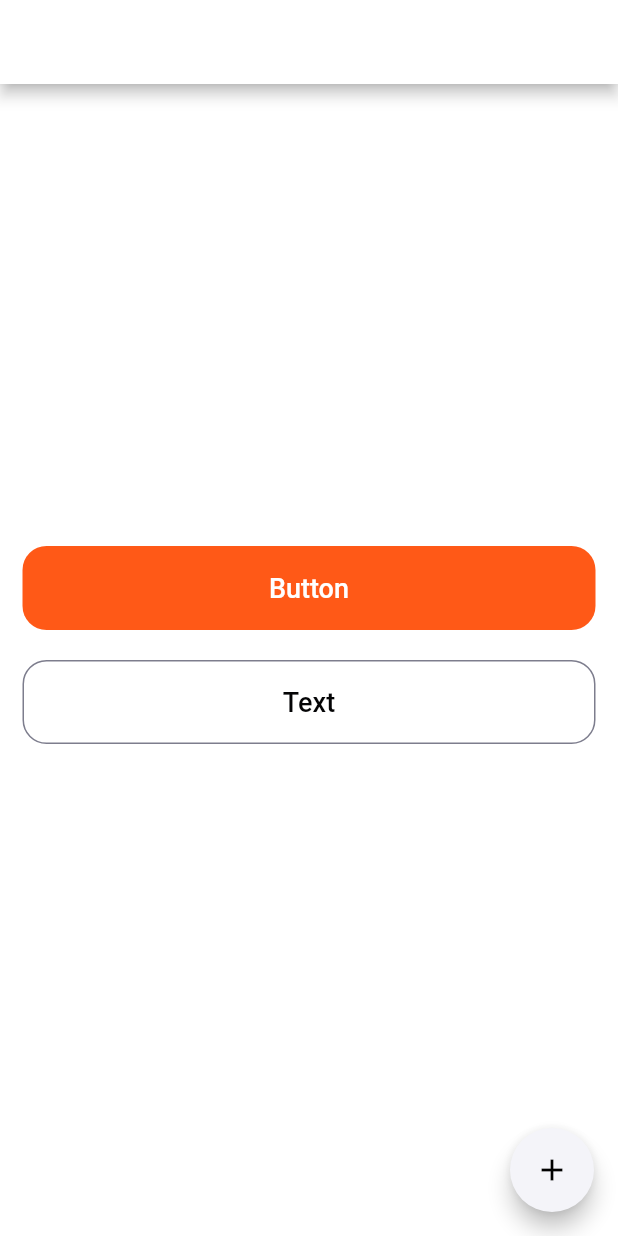
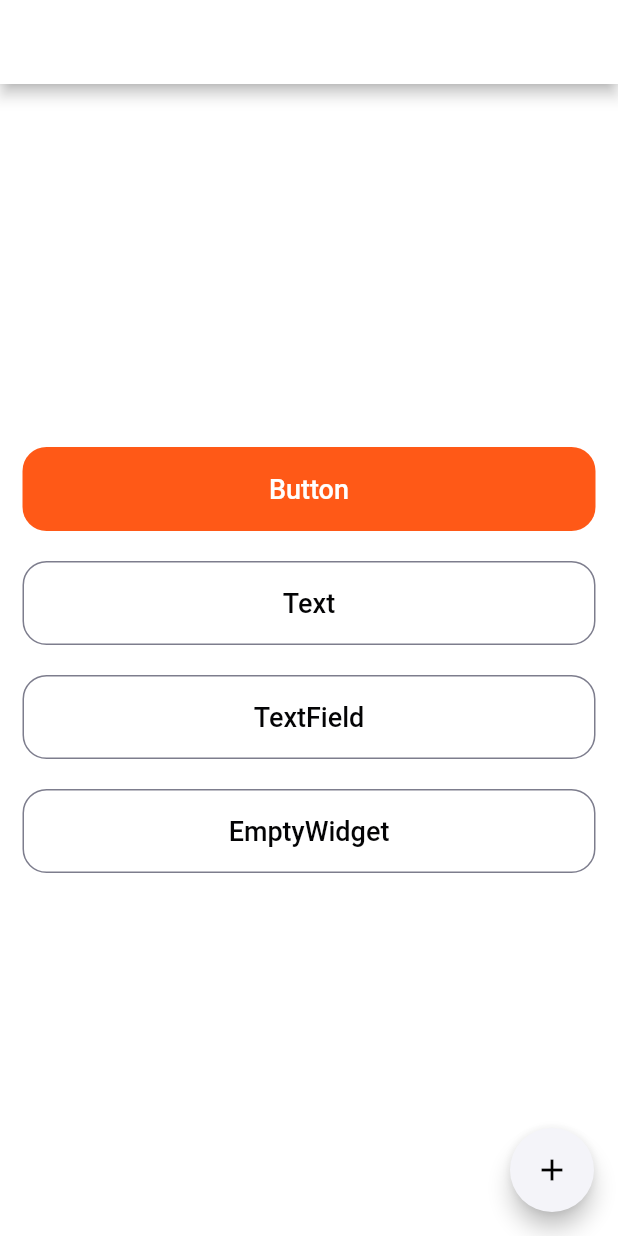
Before and after one commit to cntc0020-mutualevents/Mutual_ui, a Flutter app: the screen it shows after launch, on a phone screen of 412 x 824 dp. Run offline on Flutter 3.47's test engine with Material 2 defaults, Android fonts, the phone set to English and light mode, and no system bars; our stand-ins replace flutter_svg, get.

Commit message:
new updates

```diff
--- a/example/lib/main.dart
+++ b/example/lib/main.dart
@@ -1,4 +1,6 @@
 import 'package:example/buttonShow.dart';
+import 'package:example/showEmptyWidget.dart';
+import 'package:example/textFieldShow.dart';
 import 'package:example/textShow.dart';
 import 'package:flutter/material.dart';
 import 'package:get/get.dart';
@@ -71,7 +73,6 @@ class _MyHomePageState extends State<MyHomePage> {
                 height: 56,
                 bgcolor: cPrimary,
                 radius: 16,
-                busy: false,
                 text: 'Button',
                 textColor: cWhite,
                 press: () => Get.to(() => ButtonShow()),
@@ -80,15 +81,29 @@ class _MyHomePageState extends State<MyHomePage> {
               MuButton(
                 context: context,
                 height: 56,
-                // bgcolor: cPrimary,
                 radius: 16,
-                busy: false,
                 borderColor: cDarkGrey,
                 text: 'Text',
-                //textColor: cWhite,
                 press: () => Get.to(() => TextShow()),
               ),
               sized0hx20,
+              MuButton(
+                context: context,
+                height: 56,
+                radius: 16,
+                borderColor: cDarkGrey,
+                text: 'TextField',
+                press: () => Get.to(() => TextFieldShow()),
+              ),
+              sized0hx20,
+              MuButton(
+                context: context,
+                height: 56,
+                radius: 16,
+                borderColor: cDarkGrey,
+                text: 'EmptyWidget',
+                press: () => Get.to(() => ShowEmptyContent()),
+              ),
             ],
           ),
         ),
--- a/lib/module/general/muButton.dart
+++ b/lib/module/general/muButton.dart
@@ -1,5 +1,7 @@
 import 'package:flutter/material.dart';
+import 'package:flutter_svg/flutter_svg.dart';
 import 'package:mutual_ui/utils/app_colors.dart';
+import 'package:mutual_ui/utils/size.dart';
 
 class MuButton extends StatelessWidget {
   final double height;
@@ -12,11 +14,13 @@ class MuButton extends StatelessWidget {
   final Color? textColor;
   final Function press;
   final bool busy;
+  final String? prefixsvgIcon;
+  final IconData? prefixicon;
   final bool ignore;
 
   const MuButton({
     Key? key,
-    required this.height,
+    this.height = 56,
     this.width,
     @required this.context,
     this.bgcolor,
@@ -27,6 +31,8 @@ class MuButton extends StatelessWidget {
     required this.press,
     this.busy = false,
     this.ignore = false,
+    this.prefixsvgIcon,
+    this.prefixicon,
   }) : super(key: key);
 
   @override
@@ -52,11 +58,32 @@ class MuButton extends StatelessWidget {
                   backgroundColor: cWhite,
                 ))
               : Center(
-                  child: Text(
-                    text,
-                    style: TextStyle(
-                      color: textColor ?? Theme.of(context).focusColor,
-                    ),
+                  child: Row(
+                    // mainAxisAlignment: MainAxisAlignment.center,
+                    mainAxisSize: MainAxisSize.min,
+                    children: [
+                      (prefixsvgIcon == null && prefixicon == null)
+                          ? SizedBox()
+                          : prefixsvgIcon == null
+                              ? Icon(
+                                  prefixicon,
+                                  color:
+                                      textColor ?? Theme.of(context).focusColor,
+                                )
+                              : SvgPicture.asset(
+                                  prefixsvgIcon!,
+                                  color:
+                                      textColor ?? Theme.of(context).focusColor,
+                                ),
+                      if (prefixsvgIcon != null || prefixicon != null)
+                        sized0wx10,
+                      Text(
+                        text,
+                        style: TextStyle(
+                          color: textColor ?? Theme.of(context).focusColor,
+                        ),
+                      ),
+                    ],
                   ),
                 ),
         ),
--- a/lib/mutual_ui.dart
+++ b/lib/mutual_ui.dart
@@ -5,3 +5,5 @@ export 'utils/app_colors.dart';
 export 'utils/size.dart';
 export 'module/general/muButton.dart';
 export 'module/general/textWidget.dart';
+export 'module/general/muTextField.dart';
+export 'module/general/muEmptyContent.dart';
--- a/lib/utils/theme.dart
+++ b/lib/utils/theme.dart
@@ -140,15 +140,15 @@ class MyThemes {
   );
 
   static final darkTheme = ThemeData(
-    scaffoldBackgroundColor: Colors.grey.shade900,
+    scaffoldBackgroundColor: Colors.black,
     brightness: Brightness.dark,
     // colorScheme: const ColorScheme.dark(),
-    appBarTheme: AppBarTheme(color: Colors.grey.shade900),
+    appBarTheme: AppBarTheme(color: Colors.black),
     primaryColor: cPrimary,
     buttonColor: cPrimary,
-    accentColor: Colors.grey.shade800,
+    accentColor: Colors.grey.shade900,
     focusColor: cWhite,
-    cardColor: Colors.grey.shade800,
+    cardColor: Colors.grey.shade900,
     primaryColorLight: Colors.grey.shade300,
     // accentIconTheme: const IconThemeData(color: Colors.red),
     primarySwatch: Colors.deepOrange,
```
Also changed, not shown: example/lib/buttonShow.dart (+34 -3 lines), example/lib/showEmptyWidget.dart (added, +19 -0 lines), example/lib/textFieldShow.dart (added, +81 -0 lines), lib/module/general/muEmptyContent.dart (added, +50 -0 lines), lib/module/general/muTextFeild.dart (deleted, +0 -10 lines), lib/module/general/muTextField.dart (added, +117 -0 lines), lib/utils/assets_utils.dart (added, +79 -0 lines), lib/utils/widgets.dart (added, +42 -0 lines), pubspec.yaml (+53 -47 lines), example/pubspec.lock, pubspec.lock.
